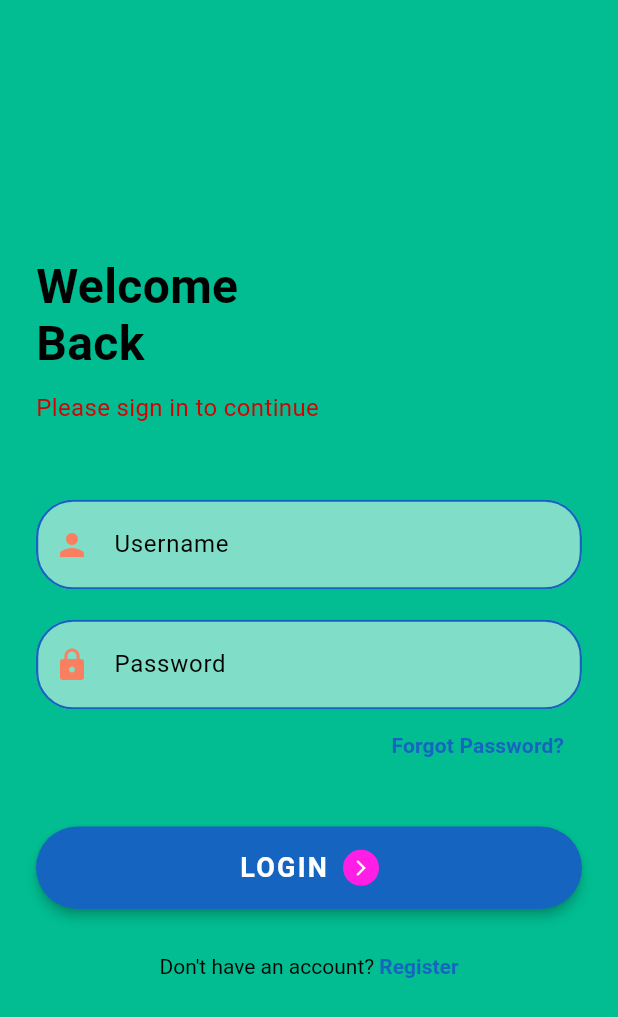
After one commit to Tatopato/appbasic, a Flutter app: the screen it shows after launch, after a tap on "REGISTER", on a phone screen of 412 x 824 dp. The commit adds this screen. Shown: the top 1017 px of the screen. Run offline on Flutter 3.47's test engine with Material 3 defaults, Android fonts, the phone set to English and light mode, and no system bars; our stand-ins replace google_fonts; network calls fail.

Commit message:
loginandregis

```diff
--- a/lib/constants/app_colors.dart
+++ b/lib/constants/app_colors.dart
@@ -9,16 +9,16 @@ class AppColors{
 
   //Background color
   static const Color bgprimary = Color.fromARGB(255, 183, 183, 184);
-  static const Color bgsecondary = Color.fromRGBO(1, 218, 142, 1);
+  static const Color bgsecondary = Color.fromRGBO(1, 189, 145, 1);
 
   //text color
   static const Color textprimary = Color.fromARGB(255, 0, 0, 0);
   static const Color textsecondary = Color.fromARGB(255, 214, 0, 0);
 
   //status color
-  static const Color success = Color.fromARGB(1, 9, 255, 0);
-  static const Color danger = Color.fromARGB(1, 255, 0, 0);
-  static const Color warning = Color.fromARGB(1, 238, 255, 0);
+  static const Color success = Color.fromARGB(255, 4, 230, 15);
+  static const Color danger = Color.fromARGB(255, 172, 4, 4);
+  static const Color warning = Color.fromARGB(255, 238, 255, 0);
 
 
 
--- a/lib/constants/app_text_styles.dart
+++ b/lib/constants/app_text_styles.dart
@@ -5,19 +5,19 @@ import 'package:google_fonts/google_fonts.dart';
 class AppTextStyles {
   AppTextStyles._();
 
-  static TextStyle heading1 = GoogleFonts.itim(
+  static TextStyle heading1 = GoogleFonts.roboto(
     fontSize: 32,
     fontWeight: FontWeight.bold,
     color: AppColors.textprimary,
   );
 
-  static TextStyle heading2 = GoogleFonts.itim(
+  static TextStyle heading2 = GoogleFonts.roboto(
     fontSize: 28,
     fontWeight: FontWeight.bold,
     color: AppColors.textprimary,
   );
 
-  static TextStyle heading3 = GoogleFonts.itim(
+  static TextStyle heading3 = GoogleFonts.roboto(
     fontSize: 28,
     fontWeight: FontWeight.w600,
     color: AppColors.textprimary,
--- a/lib/main.dart
+++ b/lib/main.dart
@@ -1,4 +1,5 @@
-import 'package:app_name_v2/screens/profile_screen.dart';
+//import 'package:app_name_v2/screens/login.dart';
+import 'package:app_name_v2/screens/register_screen.dart';
 import 'package:flutter/material.dart';
 //import 'screens/home_screen.dart';
 
@@ -25,7 +26,7 @@ class MyApp extends StatelessWidget {
       // },
 
       // initialRoute: '/profile',
-      home: const ProfileScreen(),
+      home: const RegisterScreen(),
     );
   }
 }
--- /dev/null
+++ b/lib/screens/login_screen.dart
@@ -0,0 +1,190 @@
+import 'package:flutter/material.dart';
+import '../constants/app_colors.dart';
+import '../constants/app_text_styles.dart';
+import 'package:google_fonts/google_fonts.dart';
+
+class LoginScreen extends StatefulWidget {
+  const LoginScreen({super.key});
+
+  @override
+  State<LoginScreen> createState() => _LoginScreenState();
+}
+
+class _LoginScreenState extends State<LoginScreen> {
+  final TextEditingController _usernameController = TextEditingController();
+  final TextEditingController _passwordController = TextEditingController();
+
+  @override
+  Widget build(BuildContext context) {
+    return Scaffold(
+      backgroundColor: AppColors.bgsecondary,
+      body: SafeArea(
+        child: Center(
+          child: SingleChildScrollView(
+            padding: const EdgeInsets.symmetric(horizontal: 24.0, vertical: 20.0),
+            child: Column(
+              crossAxisAlignment: CrossAxisAlignment.start,
+              mainAxisAlignment: MainAxisAlignment.center,
+              children: [
+                // หัวข้อ Login โดยใช้ heading1 แบบเดียวกับหน้า Register
+                Text(
+                  "Welcome\nBack",
+                  style: AppTextStyles.heading1.copyWith(height: 1.2),
+                ),
+                const SizedBox(height: 12),
+
+                // คำอธิบาย
+                Text(
+                  "Please sign in to continue",
+                  style: GoogleFonts.roboto(
+                    fontSize: 16,
+                    color: AppColors.textsecondary,
+                  ),
+                ),
+                const SizedBox(height: 50),
+
+                // ช่องกรอก Username
+                _buildTextField(
+                  controller: _usernameController,
+                  label: "Username",
+                  icon: Icons.person,
+                ),
+                const SizedBox(height: 20),
+
+                // ช่องกรอก Password
+                _buildTextField(
+                  controller: _passwordController,
+                  label: "Password",
+                  icon: Icons.lock,
+                  isPassword: true,
+                ),
+
+                // ลืมรหัสผ่าน (Forgot Password)
+                Align(
+                  alignment: Alignment.centerRight,
+                  child: TextButton(
+                    onPressed: () {
+                      // เพิ่ม Action สำหรับลืมรหัสผ่าน
+                    },
+                    child: Text(
+                      "Forgot Password?",
+                      style: GoogleFonts.roboto(
+                        color: AppColors.primary,
+                        fontWeight: FontWeight.w600,
+                      ),
+                    ),
+                  ),
+                ),
+
+                const SizedBox(height: 30),
+
+                // ปุ่ม Login
+                SizedBox(
+                  width: double.infinity,
+                  height: 55,
+                  child: ElevatedButton(
+                    style: ElevatedButton.styleFrom(
+                      backgroundColor: AppColors.primary,
+                      shape: RoundedRectangleBorder(
+                        borderRadius: BorderRadius.circular(30),
+                      ),
+                      elevation: 3,
+                    ),
+                    onPressed: () {
+                      print("Login Username: ${_usernameController.text}");
+                      print("Login Password: ${_passwordController.text}");
+                    },
+                    child: Row(
+                      mainAxisAlignment: MainAxisAlignment.center,
+                      children: [
+                        Text(
+                          "LOGIN",
+                          style: GoogleFonts.roboto(
+                            fontSize: 18,
+                            fontWeight: FontWeight.bold,
+                            color: Colors.white,
+                            letterSpacing: 1.5,
+                          ),
+                        ),
+                        const SizedBox(width: 10),
+                        const CircleAvatar(
+                          radius: 12,
+                          backgroundColor: AppColors.secondary,
+                          child: Icon(
+                            Icons.arrow_forward_ios,
+                            size: 12,
+                            color: Colors.white,
+                          ),
+                        )
+                      ],
+                    ),
+                  ),
+                ),
+
+                const SizedBox(height: 30),
+
+                // ข้อความไปยังหน้า Register
+                Center(
+                  child: GestureDetector(
+                    onTap: () {
+                      // เพิ่ม Navigator เพื่อไปยังหน้า Register ที่นี่
+                      // Navigator.push(context, MaterialPageRoute(builder: (context) => const RegisterScreen()));
+                    },
+                    child: RichText(
+                      text: TextSpan(
+                        text: "Don't have an account? ",
+                        style: GoogleFonts.roboto(
+                          color: AppColors.textprimary,
+                          fontSize: 14,
+                        ),
+                        children: [
+                          TextSpan(
+                            text: "Register",
+                            style: GoogleFonts.roboto(
+                              color: AppColors.primary,
+                              fontWeight: FontWeight.bold,
+                            ),
+                          ),
+                        ],
+                      ),
+                    ),
+                  ),
+                ),
+              ],
+            ),
+          ),
+        ),
+      ),
+    );
+  }
+
+  // ใช้ Widget แบบเดียวกันกับหน้า Register เพื่อคุมธีมให้ตรงกัน
+  Widget _buildTextField({
+    required TextEditingController controller,
+    required String label,
+    required IconData icon,
+    bool isPassword = false,
+  }) {
+    return TextField(
+      controller: controller,
+      obscureText: isPassword,
+      style: GoogleFonts.roboto(color: AppColors.textprimary),
+      decoration: InputDecoration(
+        labelText: label,
+        labelStyle: GoogleFonts.roboto(color: AppColors.textprimary),
+        prefixIcon: Icon(icon, color: AppColors.accent),
+        filled: true,
+        fillColor: Colors.white.withValues(alpha: 0.5),
+        contentPadding: const EdgeInsets.symmetric(vertical: 18.0, horizontal: 20.0),
+        enabledBorder: OutlineInputBorder(
+          borderRadius: BorderRadius.circular(25),
+          borderSide: const BorderSide(color: AppColors.primary, width: 1.5),
+        ),
+        focusedBorder: OutlineInputBorder(
+          borderRadius: BorderRadius.circular(25),
+          borderSide: const BorderSide(color: AppColors.accent, width: 2.0),
+        ),
+      ),
+    );
+  }
+}
--- /dev/null
+++ b/lib/screens/register_screen.dart
@@ -0,0 +1,172 @@
+import 'package:flutter/material.dart';
+import '../constants/app_colors.dart';
+import '../constants/app_text_styles.dart';
+import 'package:google_fonts/google_fonts.dart';
+
+import 'login_screen.dart';
+
+class RegisterScreen extends StatefulWidget {
+  const RegisterScreen({super.key});
+
+  @override
+  State<RegisterScreen> createState() => _RegisterScreenState();
+}
+
+class _RegisterScreenState extends State<RegisterScreen> {
+  final TextEditingController _usernameController = TextEditingController();
+  final TextEditingController _passwordController = TextEditingController();
+  final TextEditingController _confirmPasswordController = TextEditingController();
+
+  @override
+  Widget build(BuildContext context) {
+    return Scaffold(
+      backgroundColor: const Color.fromARGB(255, 82, 214, 168),
+      body: SafeArea(
+        child: Center(
+          child: SingleChildScrollView(
+            padding: const EdgeInsets.symmetric(horizontal: 24.0, vertical: 20.0),
+            child: Column(
+              crossAxisAlignment: CrossAxisAlignment.start,
+              mainAxisAlignment: MainAxisAlignment.center,
+              children: [
+                Text(
+                  "Create Your Account",
+                  style: AppTextStyles.heading1.copyWith(height: 1.2),
+                ),
+                const SizedBox(height: 12),
+                const SizedBox(height: 40),
+                //Username
+                _buildTextField(
+                  controller: _usernameController,
+                  label: "Username",
+                  icon: Icons.person,
+                ),
+                const SizedBox(height: 20),
+                //Password
+                _buildTextField(
+                  controller: _passwordController,
+                  label: "Password",
+                  icon: Icons.lock,
+                  isPassword: true,
+                ),
+                const SizedBox(height: 20),
+
+                //Confirm Password
+                _buildTextField(
+                  controller: _confirmPasswordController,
+                  label: "Confirm Password",
+                  icon: Icons.lock_outline,
+                  isPassword: true,
+                ),
+                const SizedBox(height: 40),
+
+                //Register
+                SizedBox(
+                  width: double.infinity,
+                  height: 55,
+                  child: ElevatedButton(
+                    style: ElevatedButton.styleFrom(
+                      backgroundColor: AppColors.primary,
+                      shape: RoundedRectangleBorder(
+                        borderRadius: BorderRadius.circular(30),
+                      ),
+                      elevation: 3,
+                    ),
+                    onPressed: () {
+                      print("Username: ${_usernameController.text}");
+                      print("Password: ${_passwordController.text}");
+                      Navigator.pushReplacement(
+                        context,
+                        MaterialPageRoute(builder: (context) => const LoginScreen()), // แก้ชื่อคลาสให้ตรงกับหน้า Login ของคุณ
+                      );
+                    },
+                    child: Row(
+                      mainAxisAlignment: MainAxisAlignment.center,
+                      children: [
+                        Text(
+                          "REGISTER",
+                          style: GoogleFonts.roboto(
+                            fontSize: 18,
+                            fontWeight: FontWeight.bold,
+                            color: Colors.white,
+                            letterSpacing: 1.5,
+                          ),
+                        ),
+                        const SizedBox(width: 10),
+                        const CircleAvatar(
+                          radius: 12,
+                          backgroundColor: AppColors.secondary,
+                          child: Icon(
+                            Icons.arrow_forward_ios,
+                            size: 12,
+                            color: Colors.white,
+                          ),
+                        )
+                      ],
+                    ),
+                  ),
+                ),
+
+                const SizedBox(height: 20),
+
+                // Login ด้านล่าง
+                Center(
+                  child: RichText(
+                    text: TextSpan(
+                      text: "Already have an account? ",
+                      style: GoogleFonts.roboto(
+                        color: AppColors.textprimary,
+                        fontSize: 14,
+                      ),
+                      children: [
+                        TextSpan(
+                          text: "Login",
+                          style: GoogleFonts.roboto(
+                            color: AppColors.primary,
+                            fontWeight: FontWeight.bold,
+                          ),
+                        ),
+                      ],
+                    ),
+                  ),
+                ),
+              ],
+            ),
+          ),
+        ),
+      ),
+    );
+  }
+
+  // Widget สำหรับสร้างช่องกรอกข้อมูล
+  Widget _buildTextField({
+    required TextEditingController controller,
+    required String label,
+    required IconData icon,
+    bool isPassword = false,
+  }) {
+    return TextField(
+      controller: controller,
+      obscureText: isPassword,
+      // บังคับให้ text ในกล่องข้อความเป็นฟอนต์ Roboto
+      style: GoogleFonts.roboto(color: AppColors.textprimary),
+      decoration: InputDecoration(
+        labelText: label,
+        // บังคับให้ label เป็นฟอนต์ Roboto
+        labelStyle: GoogleFonts.roboto(color: AppColors.textprimary),
+        prefixIcon: Icon(icon, color: AppColors.accent),
+        filled: true,
+        fillColor: Colors.white.withValues(alpha: 0.5),
+        contentPadding: const EdgeInsets.symmetric(vertical: 18.0, horizontal: 20.0),
+        enabledBorder: OutlineInputBorder(
+          borderRadius: BorderRadius.circular(25),
+          borderSide: const BorderSide(color: AppColors.primary, width: 1.5),
+        ),
+        focusedBorder: OutlineInputBorder(
+          borderRadius: BorderRadius.circular(25),
+          borderSide: const BorderSide(color: AppColors.accent, width: 2.0),
+        ),
+      ),
+    );
+  }
+}
```
